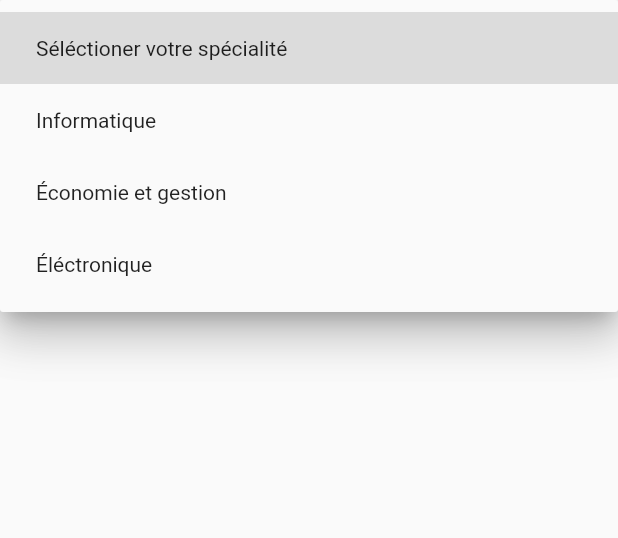
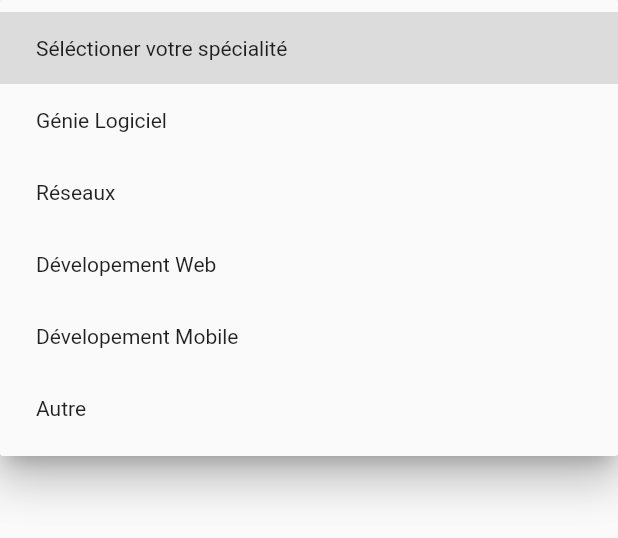
Before and after one commit to zorganimnt/eschoolApp-UI, a Flutter app: the DropDownSpec widget shown alone on an empty page, opened directly, after a tap on "Séléctioner votre spécialité", on a phone screen of 412 x 824 dp. Shown: the top 538 px of the screen. Run offline on Flutter 3.47's test engine with Material 2 defaults, Android fonts, the phone set to English and light mode, and no system bars; our stand-ins replace flutter_svg, get, google_fonts; missing offline and left inert: dart:ffi; network calls fail.

```diff
--- a/lib/service/AuthService.dart
+++ b/lib/service/api.dart
@@ -3,7 +3,7 @@ import 'dart:ffi';
 import 'package:get/get.dart';
 import 'package:http/http.dart' as http;
 
-class AuthService {
+class API {
   final String _baseUrl = 'http://127.0.0.1:8000/api';
   final _client = http.Client();
 
--- a/lib/view/auth/dropdown_degree.dart
+++ b/lib/view/auth/compenents/dropdown_degree.dart
@@ -5,9 +5,18 @@ import 'package:get/get.dart';
 
 const List<String> category = <String>[
   'Séléctioner votre niveaux',
-  'Licence',
-  'Mastere',
-  'Ingenieurie'
+  '1er Licence',
+  '1er Cycle Prépa',
+  '1er Mastere de Recherche',
+  '1er Mastere Proffesionnel',
+  '1er Cycle Ingénieur',
+  '2éme Licence',
+  '2éme Cycle Prépa',
+  '2éme Mastere de Recherche',
+  '2éme Mastere Proffessionel',
+  '2éme Cycle Ingénieur',
+  '3éme Licence',
+  '3éme Cycle Ingénieur'
 ];
 
 class DropDownDegree extends StatefulWidget {
@@ -24,7 +33,6 @@ class _DropDownDegreeState extends State<DropDownDegree> {
   Widget build(BuildContext context) {
     return DropdownButton<String>(
       isExpanded: true,
-
       value: dropdownValue,
       icon: const Icon(Icons.keyboard_arrow_down_rounded),
       elevation: 16,
--- /dev/null
+++ b/lib/view/auth/compenents/dropdown_speciality.dart
@@ -0,0 +1,56 @@
+import 'package:eschoolapp/controller/register_controller.dart';
+import 'package:eschoolapp/utils/color.dart';
+import 'package:flutter/material.dart';
+import 'package:get/get.dart';
+
+const List<String> category = <String>[
+  'Séléctioner votre spécialité',
+  'Génie Logiciel',
+  'Réseaux',
+  'Dévelopement Web',
+  'Dévelopement Mobile',
+  'Autre'
+];
+
+class DropDownSpec extends StatefulWidget {
+  DropDownSpec({super.key});
+  @override
+  State<DropDownSpec> createState() => _DropDownSpecState();
+}
+
+class _DropDownSpecState extends State<DropDownSpec> {
+  String dropdownValue = category.first;
+  RegisterController controller = Get.find();
+
+  @override
+  Widget build(BuildContext context) {
+    return DropdownButton<String>(
+      menuMaxHeight: MediaQuery.of(context).size.height/2,
+      isExpanded: true,
+      value: dropdownValue,
+      icon: const Icon(Icons.keyboard_arrow_down_rounded),
+      elevation: 16,
+      style: TextStyle(color: Colors.black87),
+      underline: Container(
+        height: 1,
+        color: primaryColor,
+      ),
+      onChanged: (String? value) {
+        setState(() {
+          dropdownValue = value!;
+          controller.specialityStudent = value;
+          print(controller.specialityStudent);
+        });
+      },
+      items: category.map<DropdownMenuItem<String>>((String value) {
+        return DropdownMenuItem<String>(
+          value: value,
+          child: Padding(
+            padding: const EdgeInsets.all(8.0),
+            child: Text(value),
+          ),
+        );
+      }).toList(),
+    );
+  }
+}
--- a/lib/view/auth/dropdown_speciality.dart
+++ b/lib/view/auth/compenents/dropdown_university.dart
@@ -3,21 +3,34 @@ import 'package:eschoolapp/utils/color.dart';
 import 'package:flutter/material.dart';
 import 'package:get/get.dart';
 
-const List<String> category = <String>[
-  'Séléctioner votre spécialité',
-  'Informatique',
-  'Économie et gestion',
-  'Éléctronique'
+const List<String> university= <String>[
+  'Séléctionner votre université',
+  'Université de Bizert',
+  'Université de Tunis',
+  'Université de Kef',
+  'Université de Sousse',
+  'Université de Nabeul',
+  'Université de Monastir',
+  'Université de Kairouen',
+  'Université de Mahdia',
+  'Université de Sidi Bouzid',
+  'Université de Gafsa',
+  'Université de Kasserine',
+  'Université de Jandouba',
+  'Université de Béja',
+  'Université de Mednine',
+  'Université de Tozeur',
+
 ];
 
-class DropDownSpec extends StatefulWidget {
-  DropDownSpec({super.key});
+class DropDownUniver extends StatefulWidget {
+  DropDownUniver({super.key});
   @override
-  State<DropDownSpec> createState() => _DropDownSpecState();
+  State<DropDownUniver> createState() => _DropDownUniverState();
 }
 
-class _DropDownSpecState extends State<DropDownSpec> {
-  String dropdownValue = category.first;
+class _DropDownUniverState extends State<DropDownUniver> {
+  String dropdownValue = university.first;
   RegisterController controller = Get.find();
 
   @override
@@ -35,11 +48,11 @@ class _DropDownSpecState extends State<DropDownSpec> {
       onChanged: (String? value) {
         setState(() {
           dropdownValue = value!;
-          controller.specialityStudent = value;
+          controller.univerStudent = value;
           print(controller.specialityStudent);
         });
       },
-      items: category.map<DropdownMenuItem<String>>((String value) {
+      items: university.map<DropdownMenuItem<String>>((String value) {
         return DropdownMenuItem<String>(
           value: value,
           child: Padding(
```
Also changed, not shown: lib/controller/auth_controller.dart (+12 -26 lines), lib/controller/register_controller.dart (+58 -2 lines), lib/view/auth/login_screen.dart (+15 -14 lines), lib/view/auth/reigster_screen.dart (+43 -19 lines), lib/widgets/custom_input_field.dart (+6 -6 lines).
